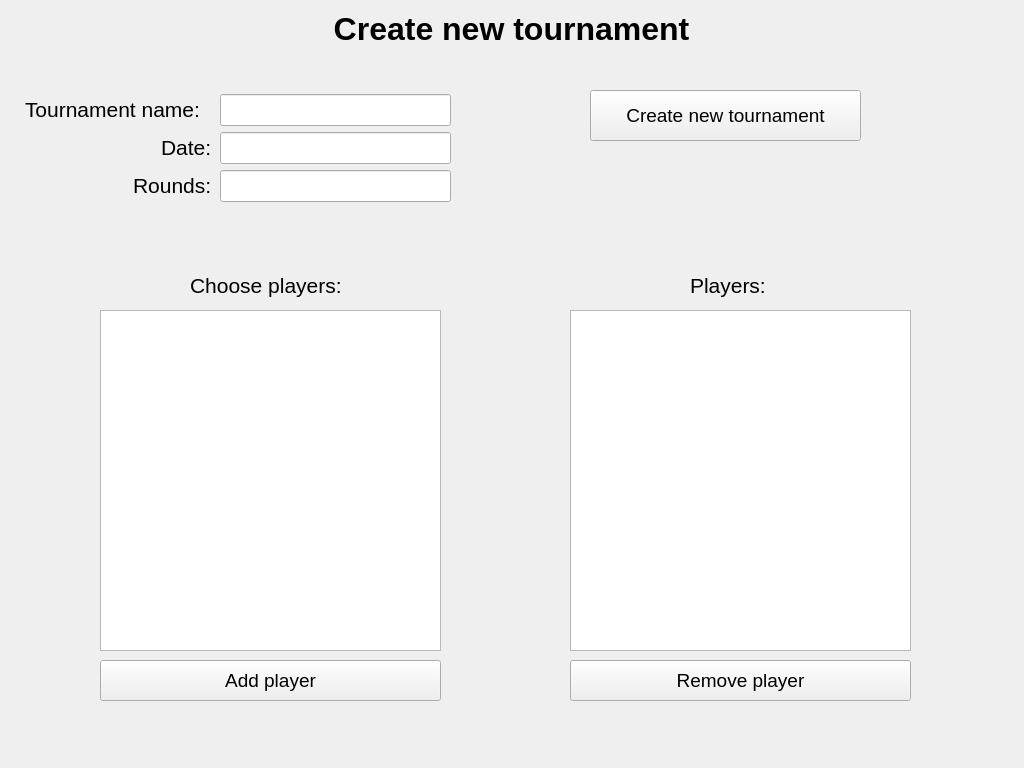
First picture: the form in view/create_tournament_widget.ui, repository gkepka/chess-tournament, before the edit.
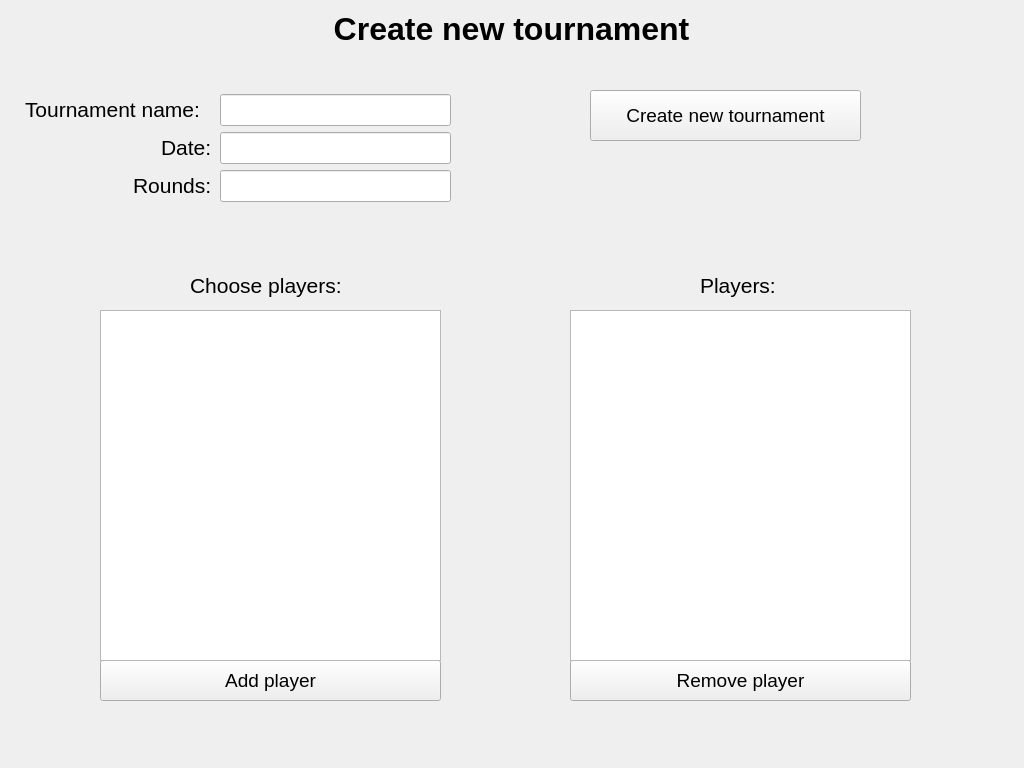
Second picture: the form after the edit.

Commit message: Creating tournaments work

The edit to the form file:
```diff
--- a/view/create_tournament_widget.ui
+++ b/view/create_tournament_widget.ui
@@ -141,7 +141,7 @@
   <widget class="QLabel" name="label_2">
    <property name="geometry">
     <rect>
-     <x>690</x>
+     <x>700</x>
      <y>270</y>
      <width>131</width>
      <height>31</height>
@@ -156,16 +156,6 @@
     <string>Players: </string>
    </property>
   </widget>
-  <widget class="QListWidget" name="delete_player_list">
-   <property name="geometry">
-    <rect>
-     <x>570</x>
-     <y>310</y>
-     <width>341</width>
-     <height>341</height>
-    </rect>
-   </property>
-  </widget>
   <widget class="QPushButton" name="delete_player_button">
    <property name="geometry">
     <rect>
@@ -192,16 +182,6 @@
     <string>Create new tournament</string>
    </property>
   </widget>
-  <widget class="QListWidget" name="choose_player_list">
-   <property name="geometry">
-    <rect>
-     <x>100</x>
-     <y>310</y>
-     <width>341</width>
-     <height>341</height>
-    </rect>
-   </property>
-  </widget>
   <widget class="QLabel" name="label">
    <property name="geometry">
     <rect>
@@ -220,6 +200,26 @@
     <string>Choose players:</string>
    </property>
   </widget>
+  <widget class="QTableWidget" name="add_player_table">
+   <property name="geometry">
+    <rect>
+     <x>100</x>
+     <y>310</y>
+     <width>341</width>
+     <height>351</height>
+    </rect>
+   </property>
+  </widget>
+  <widget class="QTableWidget" name="delete_player_table">
+   <property name="geometry">
+    <rect>
+     <x>570</x>
+     <y>310</y>
+     <width>341</width>
+     <height>351</height>
+    </rect>
+   </property>
+  </widget>
  </widget>
  <resources/>
  <connections/>
```
The commit also changes 8 other files.
